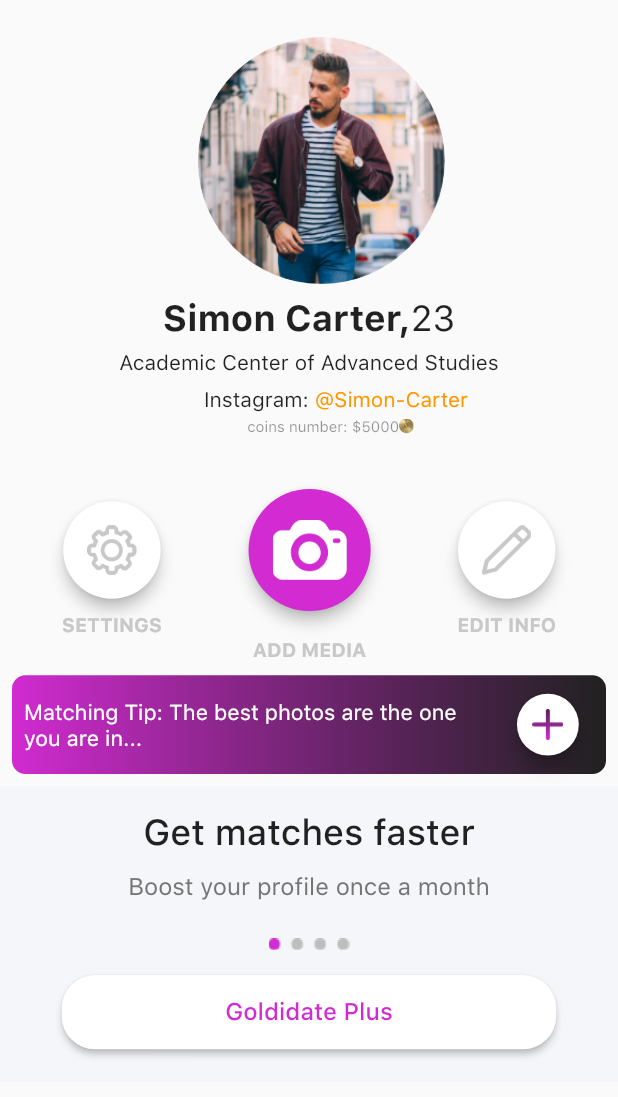
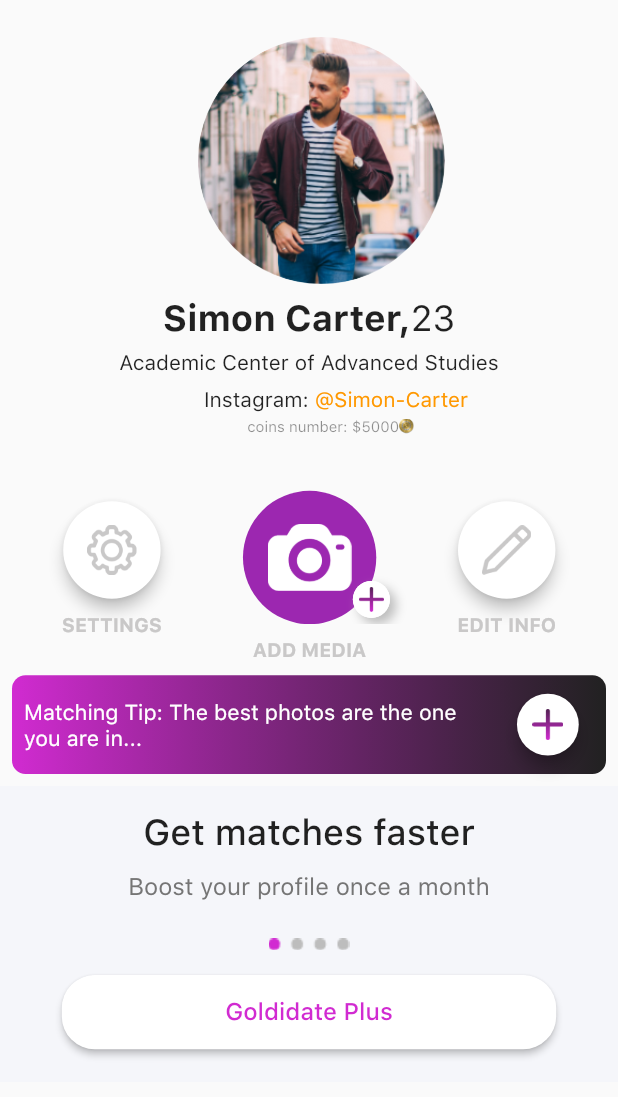
Before and after one commit to Abhisheksainii/goldidate-master, a Flutter app: the MyProfile screen opened by its route, on a phone screen of 412 x 824 dp. Shown: the top 1097 px of the screen. Run offline on Flutter 3.47's test engine with Material 2 defaults, Android fonts, the phone set to English and light mode, and no system bars; our stand-ins replace auto_size_text, cloud_firestore, firebase_auth, firebase_core, font_awesome_flutter, google_sign_in and 4 more; missing offline and left inert: flutter_login_facebook, mobile_number; accounts and stored records are empty; project files that could hold a hidden picture were left out.

Commit message:
myprofile fixx

```diff
--- a/lib/main.dart
+++ b/lib/main.dart
@@ -37,7 +37,7 @@ class MyApp extends StatelessWidget {
     return MaterialApp(
       debugShowCheckedModeBanner: false,
       title: Common.applicationName,
-      initialRoute: AppRoutes.addPhotos,
+      initialRoute: AppRoutes.Tabview,
       theme: ThemeData(
         fontFamily: "SFPro",
       ),
--- a/lib/screens/Home/Profile/myProfile.dart
+++ b/lib/screens/Home/Profile/myProfile.dart
@@ -144,23 +144,69 @@ class _MyProfileState extends State<MyProfile> {
                   ),
                   Column(
                     children: [
-                      ElevatedButton(
-                        onPressed: () {
+                      InkWell(
+                        onTap: () {
                           Navigator.of(context).pushNamed(AppRoutes.addMedia);
                         },
                         child: Container(
-                          height: height * 0.12,
-                          width: width * 0.12,
-                          child: Image(
-                            image:
-                                AssetImage(Common.assetsImages + "Camera.png"),
-                          ),
-                        ),
-                        style: ElevatedButton.styleFrom(
-                            elevation: 4.0,
-                            shape: CircleBorder(),
-                            primary: Color(0xFFD12BD1),
-                            onPrimary: Colors.white),
+                            height: height * 0.12,
+                            child: Align(
+                              alignment: Alignment.topCenter,
+                              child: Stack(
+                                children: <Widget>[
+                                  Container(
+                                    alignment: Alignment.center,
+                                    decoration: BoxDecoration(
+                                        color: Colors.purple,
+                                        shape: BoxShape.circle),
+                                    margin: EdgeInsets.only(top: 10),
+                                    height: MediaQuery.of(context).size.height *
+                                        0.20,
+                                    width:
+                                        MediaQuery.of(context).size.width * 0.4,
+                                    child: Image.asset(
+                                      Common.assetsImages + "Camera.png",
+                                      height: height * 0.054,
+                                    ),
+                                  ),
+                                  Positioned(
+                                    right: width * 0.07,
+                                    top: height * 0.07,
+                                    child: Container(
+                                      alignment: Alignment.center,
+                                      height: height * 0.06,
+                                      width: width * 0.06,
+                                      decoration: BoxDecoration(
+                                        color: Colors.white,
+                                        shape: BoxShape.circle,
+                                        boxShadow: [
+                                          BoxShadow(
+                                            color: AppColors.greyColor,
+                                            offset: const Offset(
+                                              4.0,
+                                              4.0,
+                                            ),
+                                            blurRadius: 5.0,
+                                            spreadRadius: 0.1,
+                                          ), //BoxShadow
+                                          BoxShadow(
+                                            color: Colors.white,
+                                            offset: const Offset(0.0, 0.0),
+                                            blurRadius: 0.0,
+                                            spreadRadius: 0.0,
+                                          ), //BoxShadow
+                                        ],
+                                      ),
+                                      child: Image.asset(
+                                        Common.assetsImages + "Path 3072.png",
+                                        height: height * 0.04,
+                                        width: width * 0.04,
+                                      ),
+                                    ),
+                                  )
+                                ],
+                              ),
+                            )),
                       ),
                       SizedBox(
                         height: 10.0,
--- a/lib/screens/Home/allchats.dart
+++ b/lib/screens/Home/allchats.dart
@@ -95,7 +95,7 @@ class _AllChatsState extends State<AllChats> {
                   Column(
                     children: [
                       Visibility(
-                        visible: messsage[index].isread,
+                        visible: !messsage[index].isread,
                         child: Container(
                           height: height * 0.025,
                           width: width * 0.025,
--- a/lib/screens/startup/welcome.dart
+++ b/lib/screens/startup/welcome.dart
@@ -60,6 +60,11 @@ class _WelcomeState extends State<Welcome> {
               children: [
                 Container(
                   child: SizedBox(
+                    child:
+                        NotificationListener<OverscrollIndicatorNotification>(
+                      onNotification: (overscroll) {
+                        overscroll.disallowGlow();
+                      },
                       child: PageView.builder(
                         controller: _pageController,
                         itemCount: introSlides.length,
@@ -73,11 +78,13 @@ class _WelcomeState extends State<Welcome> {
                             crossAxisAlignment: CrossAxisAlignment.stretch,
                             children: [
                               SizedBox(
-                              height: MediaQuery.of(context).size.height * 0.7,
+                                height:
+                                    MediaQuery.of(context).size.height * 0.7,
                                 child: introSlides[index],
                               ),
                               SizedBox(
-                              height: MediaQuery.of(context).size.height * 0.22,
+                                height:
+                                    MediaQuery.of(context).size.height * 0.22,
                                 child: Center(
                                   child: slidesDescription[index],
                                 ),
@@ -85,6 +92,7 @@ class _WelcomeState extends State<Welcome> {
                             ],
                           );
                         },
+                      ),
                     ),
                   ),
                 ),
```
Lines whose indentation alone changed are shown as unchanged.
